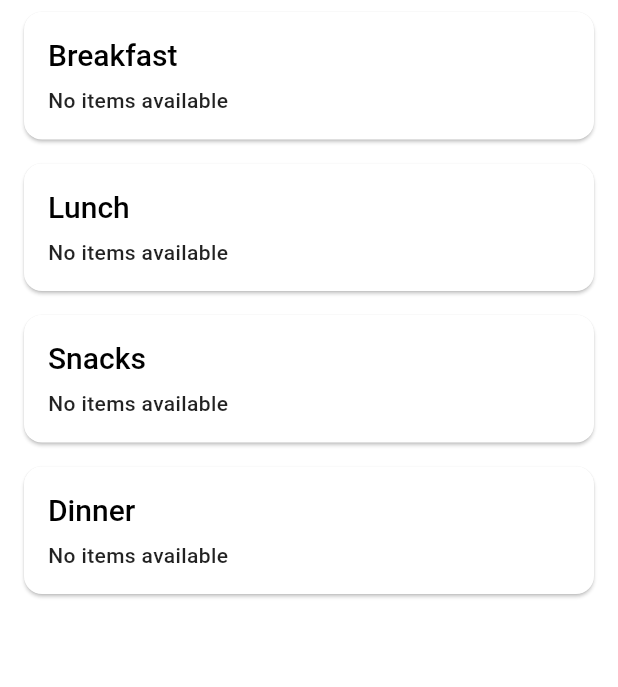
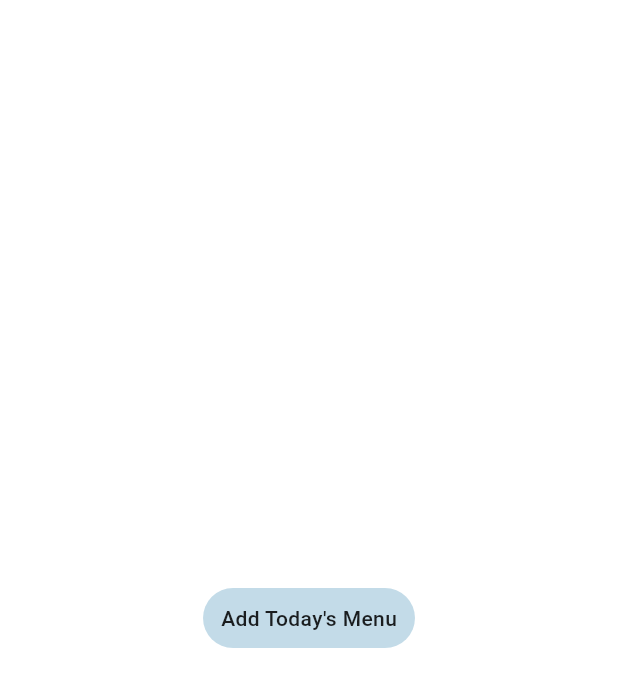
Before and after one commit to rutvikbangar/Food-Management, a Flutter app: the Menu widget shown alone on an empty page, opened directly, on a phone screen of 412 x 824 dp. Shown: the top 687 px of the screen. Run offline on Flutter 3.47's test engine with Material 3 defaults, Android fonts, the phone set to English and light mode, and no system bars; our stand-ins replace flutter_mobx, mobx, shared_preferences; accounts and stored records are empty; generated files the repository leaves out were written again.

Commit message:
menu function updated

```diff
--- a/lib/pages/menu.dart
+++ b/lib/pages/menu.dart
@@ -25,7 +25,7 @@ class Menu extends StatelessWidget {
           return Center(child: CircularProgressIndicator());
         }
 
-        if (mealStore.mealItems == null || mealStore.mealItems.isEmpty) {
+        if (mealStore.mealTimes == null || mealStore.mealTimes.isEmpty) {
           return Center(
             child: TextButton(
               style: ButtonStyle(
@@ -38,6 +38,7 @@ class Menu extends StatelessWidget {
                   context,
                   MaterialPageRoute(builder: (context) => AddMenu()),
                 );
+
               },
               child: Text(
                 "Add Today's Menu",
@@ -48,11 +49,15 @@ class Menu extends StatelessWidget {
         }
 
 
-        return ListView.builder(
+        return Column(
+          children: [
+            Expanded(
+              child: ListView.builder(
                 itemCount: mealStore.mealItems.length,
                 itemBuilder: (context, index) {
                   String mealType = mealStore.mealItems.keys.elementAt(index);
                   List<MealItem>? items = mealStore.mealItems[mealType];
+                  String? timeRange = mealStore.mealTimes[mealType];
 
                   return Card(
                     color: theme.primaryColor,
@@ -63,7 +68,7 @@ class Menu extends StatelessWidget {
                         crossAxisAlignment: CrossAxisAlignment.start,
                         children: [
                           Text(
-                      mealType,
+                            "$mealType at $timeRange ",
                             style: Theme.of(context).textTheme.titleLarge?.copyWith(fontSize: 20,fontWeight: FontWeight.w500),
                           ),
                           SizedBox(height: 8),
@@ -82,6 +87,28 @@ class Menu extends StatelessWidget {
                     ),
                   );
                 },
+              ),
+            ),
+
+            TextButton(
+              style: ButtonStyle(
+                backgroundColor: WidgetStateProperty.all(
+                  Theme.of(context).colorScheme.secondary,
+                ),
+              ),
+              onPressed: () async {
+                await Navigator.push(
+                  context,
+                  MaterialPageRoute(builder: (context) => AddMenu()),
+                );
+
+              },
+              child: Text(
+                "Add Today's Menu",
+                style: Theme.of(context).textTheme.bodyMedium,
+              ),
+            ),
+          ],
         );
       },
     );
--- a/lib/pages/my_plan.dart
+++ b/lib/pages/my_plan.dart
@@ -119,7 +119,7 @@ class _MyPlanState extends State<MyPlan> with SingleTickerProviderStateMixin {
 
             Dashboard(),
             Menu(),
-            Center(child: ElevatedButton(onPressed: (){Navigator.push(context, MaterialPageRoute(builder: (context)=>AddMenu()));}, child: Text("add menu",style: TextStyle(color: Colors.black),))),
+            Center(child: Text("3 Tab Content")),
             Center(child: Text("4 Tab Content")),
           ],
         ),
--- a/lib/services/shared_preferences_service.dart
+++ b/lib/services/shared_preferences_service.dart
@@ -2,7 +2,7 @@ import 'dart:convert';
 import 'package:food_management/models/meal_model.dart';
 import 'package:shared_preferences/shared_preferences.dart';
 
-Future<void> saveMealData(String mealType, List<Map<String, String>> items) async {
+Future<void> saveMealData(String mealType, List<Map<String, String>> items,String timeRange) async {
   if (items.isNotEmpty) {
     final sf = await SharedPreferences.getInstance();
     final timestamp = DateTime.now().millisecondsSinceEpoch;
@@ -10,6 +10,7 @@ Future<void> saveMealData(String mealType, List<Map<String, String>> items) asyn
 
     await sf.setString('${mealType}_data', itemsJson);
     await sf.setInt('${mealType}_timestamp', timestamp);
+    await sf.setString("${mealType}_timerange", timeRange);
   }
 }
 
@@ -22,6 +23,7 @@ Future<List<MealItem>?> getMealData(String mealType) async {
   if (savedTimestamp != null && (currentTime - savedTimestamp) > oneday) {
     await sf.remove('${mealType}_data');
     await sf.remove('${mealType}_timestamp');
+    await sf.remove("${mealType}_timerange");
     return null;
   }
 
@@ -35,3 +37,19 @@ Future<List<MealItem>?> getMealData(String mealType) async {
 
   return null;
 }
+
+Future<String?> getMealTime(String mealType) async {
+  final sf = await SharedPreferences.getInstance();
+  final savedTimestamp = sf.getInt('${mealType}_timestamp');
+  final currentTime = DateTime.now().millisecondsSinceEpoch;
+  final oneday = 24 * 60 * 60 * 1000;
+
+  if (savedTimestamp != null && (currentTime - savedTimestamp) > oneday) {
+    await sf.remove('${mealType}_data');
+    await sf.remove('${mealType}_timestamp');
+    await sf.remove("${mealType}_timerange");
+    return null;
+  }
+
+  return sf.getString('${mealType}_timerange');
+}
--- a/lib/stores/meal_store.dart
+++ b/lib/stores/meal_store.dart
@@ -11,6 +11,9 @@ abstract class _MealStoreBase with Store {
   Map<String, List<MealItem>?> mealItems = {};
 
   @observable
+  Map<String, String?> mealTimes = {};
+
+  @observable
   bool isLoading = true;
 
   @action
@@ -18,20 +21,27 @@ abstract class _MealStoreBase with Store {
     isLoading = true;
     try {
       List<MealItem>? data = await getMealData(mealType);
+      String? timeRange = await getMealTime(mealType);
+
       mealItems[mealType] = data;
-      if (data == null || data.isEmpty) {
+      if(timeRange != null){
+        mealTimes[mealType] = timeRange;
+      }
+
+      if (data == null) {
         print("NO MEAL DATA FOUND FOR $mealType.");
       }
     } catch (e) {
       print("-------ERROR ----- === $e");
       mealItems[mealType] = null;
+      mealTimes[mealType] = null;
     }
     isLoading = false;
   }
 
   @action
-  Future<void> saveMealData(String mealType, List<Map<String, String>> items) async {
-    await saveMealData(mealType, items);
+  Future<void> saveMealData(String mealType, List<Map<String, String>> items,String timerange) async {
+    await saveMealData(mealType, items,timerange);
   }
 
   @action
```
Also changed, not shown: lib/pages/add_menu.dart (+32 -8 lines), lib/stores/meal_store.g.dart. Lines whose indentation alone changed are shown as unchanged.
